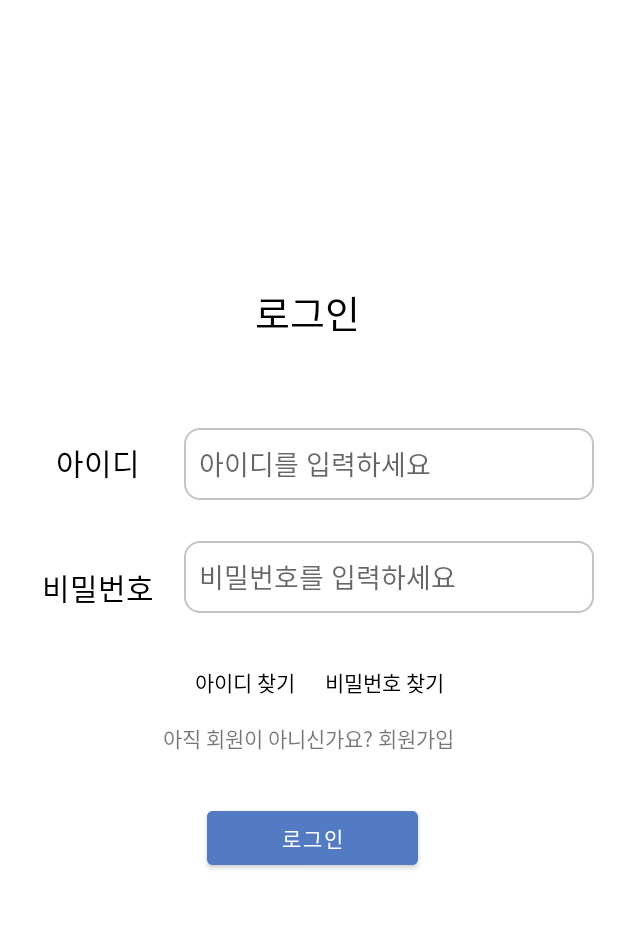
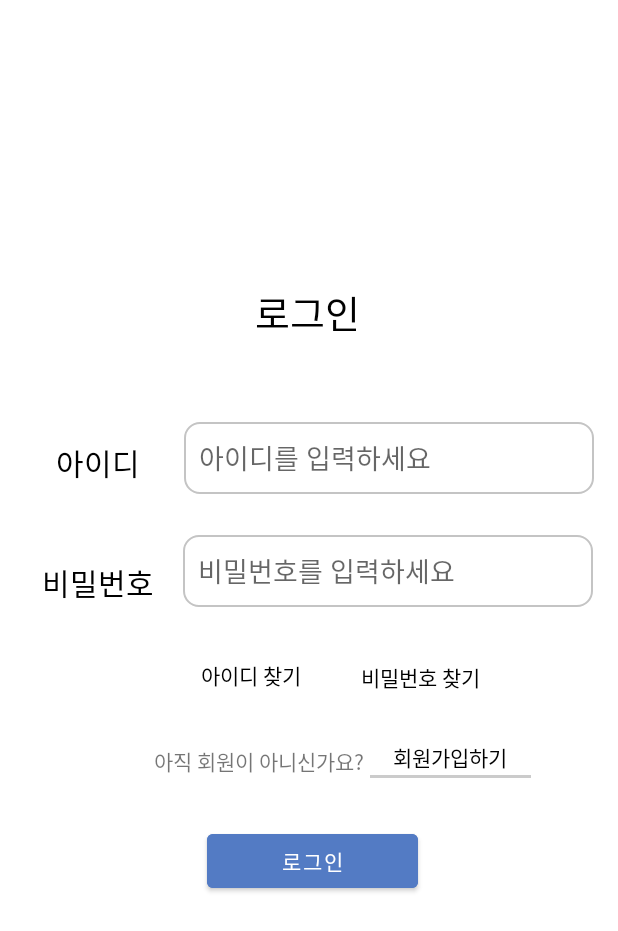
Before and after one commit to nohorang-horangteam/SuryongFootprint-Android, an Android app: the loginActivity screen opened directly, with no data from a screen before it, on a phone screen of 412 x 824 dp. Shown: the top 931 px of the screen. Run offline under Robolectric (Android 15) with nearby library versions, the phone set to English and light mode, and no system bars.

Commit message:
[FEAT] login, signup

```diff
--- a/app/src/main/res/layout/activity_login.xml
+++ b/app/src/main/res/layout/activity_login.xml
@@ -5,6 +5,23 @@
     android:layout_width="match_parent"
     android:layout_height="match_parent"
     tools:context=".loginActivity">
+
+    <TextView
+        android:id="@+id/loginSignupBtn"
+        android:layout_width="107dp"
+        android:layout_height="28dp"
+        android:background="@drawable/setting_background"
+        android:gravity="center"
+        android:padding="0dp"
+        android:text="회원가입하기"
+        android:textColor="#000000"
+        app:layout_constraintBottom_toBottomOf="parent"
+        app:layout_constraintEnd_toEndOf="parent"
+        app:layout_constraintHorizontal_bias="0.0"
+        app:layout_constraintStart_toEndOf="@+id/text1"
+        app:layout_constraintTop_toBottomOf="@+id/loginFindPasswordBtn"
+        app:layout_constraintVertical_bias="0.076"
+        tools:ignore="TouchTargetSizeCheck" />
 
     <TextView
         android:id="@+id/textView"
@@ -32,7 +49,7 @@
         tools:srcCompat="@drawable/footprint_color_icon" />
 
     <EditText
-        android:id="@+id/editTextTextPersonName"
+        android:id="@+id/loginIdText"
         android:layout_width="273dp"
         android:layout_height="48dp"
         android:background="@drawable/border"
@@ -42,26 +59,31 @@
         android:padding="10dp"
         app:layout_constraintBottom_toBottomOf="parent"
         app:layout_constraintEnd_toEndOf="parent"
-        app:layout_constraintHorizontal_bias="0.884"
-        app:layout_constraintStart_toStartOf="parent"
+        app:layout_constraintHorizontal_bias="0.644"
+        app:layout_constraintStart_toEndOf="@+id/textView2"
         app:layout_constraintTop_toBottomOf="@+id/textView"
-        app:layout_constraintVertical_bias="0.106" />
+        app:layout_constraintVertical_bias="0.099" />
 
     <TextView
-        android:id="@+id/textView5"
-        android:layout_width="wrap_content"
-        android:layout_height="wrap_content"
+        android:id="@+id/loginFindPasswordBtn"
+        android:layout_width="107dp"
+        android:layout_height="28dp"
+        android:background="@color/white"
+        android:backgroundTint="@android:color/white"
+        android:gravity="center"
+        android:padding="0dp"
         android:text="비밀번호 찾기"
         android:textColor="#000000"
         app:layout_constraintBottom_toBottomOf="parent"
         app:layout_constraintEnd_toEndOf="parent"
-        app:layout_constraintHorizontal_bias="0.651"
-        app:layout_constraintStart_toStartOf="parent"
-        app:layout_constraintTop_toBottomOf="@+id/editTextTextPassword"
-        app:layout_constraintVertical_bias="0.09" />
+        app:layout_constraintHorizontal_bias="0.106"
+        app:layout_constraintStart_toEndOf="@+id/loginFindIdBtn"
+        app:layout_constraintTop_toBottomOf="@+id/loginPasswordText"
+        app:layout_constraintVertical_bias="0.083"
+        tools:ignore="TouchTargetSizeCheck" />
 
     <Button
-        android:id="@+id/button4"
+        android:id="@+id/loginBtn"
         android:layout_width="wrap_content"
         android:layout_height="wrap_content"
         android:backgroundTint="@color/main_blue"
@@ -72,7 +94,7 @@
         app:layout_constraintEnd_toEndOf="parent"
         app:layout_constraintHorizontal_bias="0.509"
         app:layout_constraintStart_toStartOf="parent"
-        app:layout_constraintTop_toBottomOf="@+id/textView6"
+        app:layout_constraintTop_toBottomOf="@+id/text1"
         app:layout_constraintVertical_bias="0.117" />
 
     <TextView
@@ -86,36 +108,39 @@
         app:layout_constraintEnd_toEndOf="parent"
         app:layout_constraintHorizontal_bias="0.083"
         app:layout_constraintStart_toStartOf="parent"
-        app:layout_constraintTop_toBottomOf="@+id/editTextTextPersonName"
+        app:layout_constraintTop_toBottomOf="@+id/loginIdText"
         app:layout_constraintVertical_bias="0.094" />
 
     <TextView
-        android:id="@+id/textView4"
-        android:layout_width="wrap_content"
-        android:layout_height="wrap_content"
+        android:id="@+id/loginFindIdBtn"
+        android:layout_width="99dp"
+        android:layout_height="25dp"
+        android:layout_margin="0dp"
+        android:gravity="center"
         android:text="아이디 찾기"
         android:textColor="#000000"
         app:layout_constraintBottom_toBottomOf="parent"
         app:layout_constraintEnd_toEndOf="parent"
-        app:layout_constraintHorizontal_bias="0.376"
+        app:layout_constraintHorizontal_bias="0.378"
         app:layout_constraintStart_toStartOf="parent"
-        app:layout_constraintTop_toBottomOf="@+id/editTextTextPassword"
-        app:layout_constraintVertical_bias="0.09" />
+        app:layout_constraintTop_toBottomOf="@+id/loginPasswordText"
+        app:layout_constraintVertical_bias="0.083"
+        tools:ignore="TouchTargetSizeCheck" />
 
     <TextView
-        android:id="@+id/textView6"
-        android:layout_width="wrap_content"
-        android:layout_height="wrap_content"
-        android:text="아직 회원이 아니신가요? 회원가입"
+        android:id="@+id/text1"
+        android:layout_width="144dp"
+        android:layout_height="23dp"
+        android:text="아직 회원이 아니신가요?"
         app:layout_constraintBottom_toBottomOf="parent"
         app:layout_constraintEnd_toEndOf="parent"
-        app:layout_constraintHorizontal_bias="0.497"
+        app:layout_constraintHorizontal_bias="0.384"
         app:layout_constraintStart_toStartOf="parent"
-        app:layout_constraintTop_toBottomOf="@+id/textView5"
-        app:layout_constraintVertical_bias="0.047" />
+        app:layout_constraintTop_toBottomOf="@+id/loginFindPasswordBtn"
+        app:layout_constraintVertical_bias="0.093" />
 
     <EditText
-        android:id="@+id/editTextTextPassword"
+        android:id="@+id/loginPasswordText"
         android:layout_width="273dp"
         android:layout_height="48dp"
         android:background="@drawable/border"
@@ -125,9 +150,9 @@
         android:padding="10dp"
         app:layout_constraintBottom_toBottomOf="parent"
         app:layout_constraintEnd_toEndOf="parent"
-        app:layout_constraintHorizontal_bias="0.884"
-        app:layout_constraintStart_toStartOf="parent"
-        app:layout_constraintTop_toBottomOf="@+id/editTextTextPersonName"
+        app:layout_constraintHorizontal_bias="0.542"
+        app:layout_constraintStart_toEndOf="@+id/textView3"
+        app:layout_constraintTop_toBottomOf="@+id/loginIdText"
         app:layout_constraintVertical_bias="0.061" />
 
     <TextView
```
Also changed, not shown: app/src/main/java/kr/co/nohorang/suryongfootprint/SignUpActivity.kt (+14 -1 lines), app/src/main/java/kr/co/nohorang/suryongfootprint/data/User.kt (+7 -7 lines), app/src/main/java/kr/co/nohorang/suryongfootprint/loginActivity.kt (+66 -1 lines).
